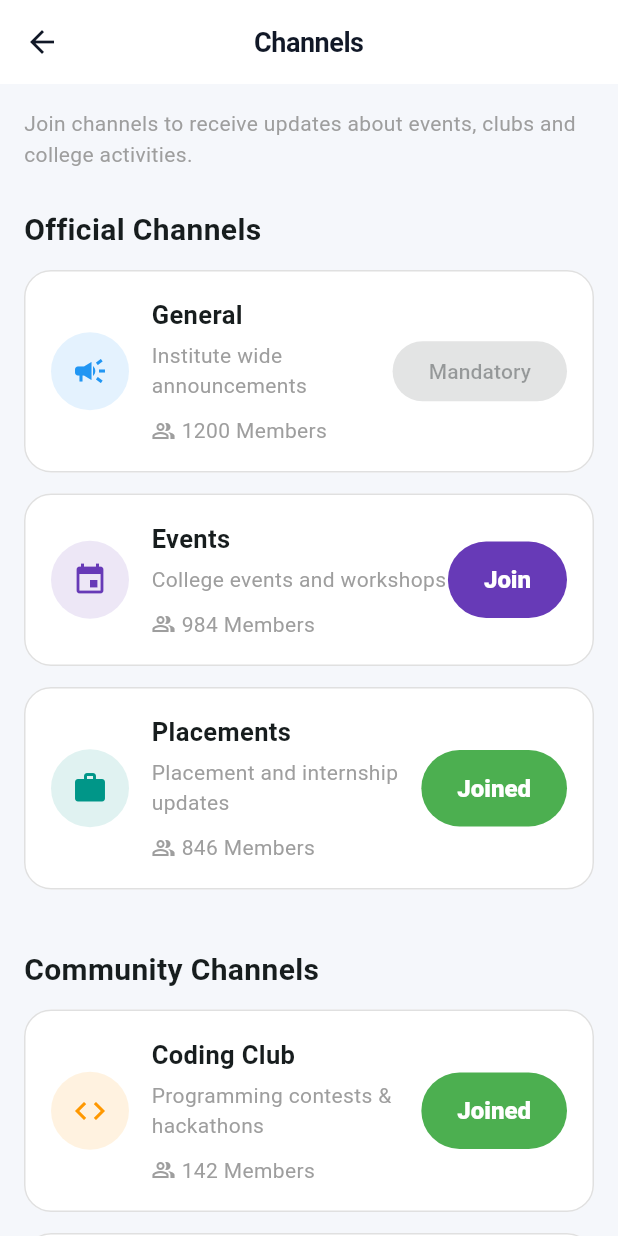
After one commit to jb-git-code/NexEvent, a Flutter app: the ChannelsPage screen opened directly, on a phone screen of 412 x 824 dp. The commit adds this screen. Run offline on Flutter 3.47's test engine with Material 3 defaults, Android fonts, the phone set to English and light mode, and no system bars; our stand-ins replace app_links, cached_network_image, cloud_firestore, firebase_auth, firebase_core, firebase_messaging and 6 more; missing offline and left inert: mobile_scanner; accounts and stored records are empty.

Commit message:
phase d started

```diff
--- /dev/null
+++ b/lib/screens/home/channel_page.dart
@@ -0,0 +1,196 @@
+import 'package:flutter/material.dart';
+
+class ChannelsPage extends StatelessWidget {
+  const ChannelsPage({super.key});
+
+  @override
+  Widget build(BuildContext context) {
+    return Scaffold(
+      backgroundColor: const Color(0xffF5F7FB),
+      appBar: AppBar(
+        title: const Text(
+          "Channels",
+          style: TextStyle(fontWeight: FontWeight.bold),
+        ),
+        centerTitle: true,
+        backgroundColor: Colors.white,
+        elevation: 0,
+      ),
+      body: ListView(
+        padding: const EdgeInsets.all(16),
+        children: [
+          const Text(
+            "Join channels to receive updates about events, clubs and college activities.",
+            style: TextStyle(color: Colors.grey, height: 1.5),
+          ),
+
+          const SizedBox(height: 25),
+
+          const Text(
+            "Official Channels",
+            style: TextStyle(fontSize: 20, fontWeight: FontWeight.bold),
+          ),
+
+          const SizedBox(height: 12),
+
+          _channelCard(
+            icon: Icons.campaign,
+            color: Colors.blue,
+            title: "General",
+            subtitle: "Institute wide announcements",
+            members: "1200",
+            joined: true,
+            mandatory: true,
+          ),
+
+          _channelCard(
+            icon: Icons.event,
+            color: Colors.deepPurple,
+            title: "Events",
+            subtitle: "College events and workshops",
+            members: "984",
+            joined: false,
+          ),
+
+          _channelCard(
+            icon: Icons.work,
+            color: Colors.teal,
+            title: "Placements",
+            subtitle: "Placement and internship updates",
+            members: "846",
+            joined: true,
+          ),
+
+          const SizedBox(height: 25),
+
+          const Text(
+            "Community Channels",
+            style: TextStyle(fontSize: 20, fontWeight: FontWeight.bold),
+          ),
+
+          const SizedBox(height: 12),
+
+          _channelCard(
+            icon: Icons.code,
+            color: Colors.orange,
+            title: "Coding Club",
+            subtitle: "Programming contests & hackathons",
+            members: "142",
+            joined: true,
+          ),
+
+          _channelCard(
+            icon: Icons.camera_alt,
+            color: Colors.pink,
+            title: "Photography Club",
+            subtitle: "Campus photography community",
+            members: "73",
+            joined: false,
+          ),
+
+          _channelCard(
+            icon: Icons.theater_comedy,
+            color: Colors.deepOrange,
+            title: "Drama Club",
+            subtitle: "Theatre and stage performances",
+            members: "81",
+            joined: false,
+          ),
+
+          _channelCard(
+            icon: Icons.sports_esports,
+            color: Colors.green,
+            title: "Chess Club",
+            subtitle: "Weekly chess tournaments",
+            members: "67",
+            joined: true,
+          ),
+        ],
+      ),
+    );
+  }
+
+  Widget _channelCard({
+    required IconData icon,
+    required Color color,
+    required String title,
+    required String subtitle,
+    required String members,
+    required bool joined,
+    bool mandatory = false,
+  }) {
+    return Card(
+      margin: const EdgeInsets.only(bottom: 14),
+      elevation: 0,
+      shape: RoundedRectangleBorder(
+        borderRadius: BorderRadius.circular(18),
+        side: BorderSide(color: Colors.grey.shade300),
+      ),
+      child: Padding(
+        padding: const EdgeInsets.all(18),
+        child: Row(
+          children: [
+            CircleAvatar(
+              radius: 26,
+              backgroundColor: color.withOpacity(.12),
+              child: Icon(icon, color: color),
+            ),
+
+            const SizedBox(width: 15),
+
+            Expanded(
+              child: Column(
+                crossAxisAlignment: CrossAxisAlignment.start,
+                children: [
+                  Text(
+                    title,
+                    style: const TextStyle(
+                      fontWeight: FontWeight.bold,
+                      fontSize: 17,
+                    ),
+                  ),
+
+                  const SizedBox(height: 5),
+
+                  Text(subtitle, style: const TextStyle(color: Colors.grey)),
+
+                  const SizedBox(height: 10),
+
+                  Row(
+                    children: [
+                      const Icon(
+                        Icons.people_alt_outlined,
+                        size: 16,
+                        color: Colors.grey,
+                      ),
+                      const SizedBox(width: 4),
+                      Text(
+                        "$members Members",
+                        style: const TextStyle(color: Colors.grey),
+                      ),
+                    ],
+                  ),
+                ],
+              ),
+            ),
+
+            mandatory
+                ? FilledButton(onPressed: null, child: const Text("Mandatory"))
+                : ElevatedButton(
+                    style: ElevatedButton.styleFrom(
+                      elevation: 0,
+                      backgroundColor: joined ? Colors.green : color,
+                      foregroundColor: Colors.white,
+                      shape: RoundedRectangleBorder(
+                        borderRadius: BorderRadius.circular(30),
+                      ),
+                    ),
+                    onPressed: () {},
+                    child: Text(joined ? "Joined" : "Join"),
+                  ),
+          ],
+        ),
+      ),
+    );
+  }
+}
```
Also changed, not shown: lib/models/channel_model.dart (added, +49 -0 lines), lib/models/user_model.dart (+6 -1 lines), lib/screens/home/my_events_page.dart (+7 -13 lines), lib/services/channel_service.dart (added, +43 -0 lines), lib/widgets/channel_card.dart (added, +119 -0 lines).
